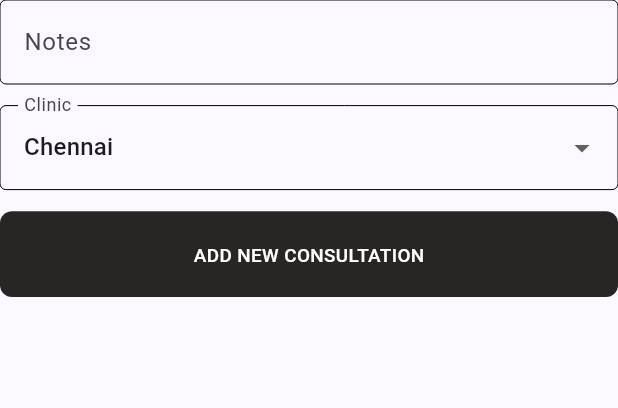
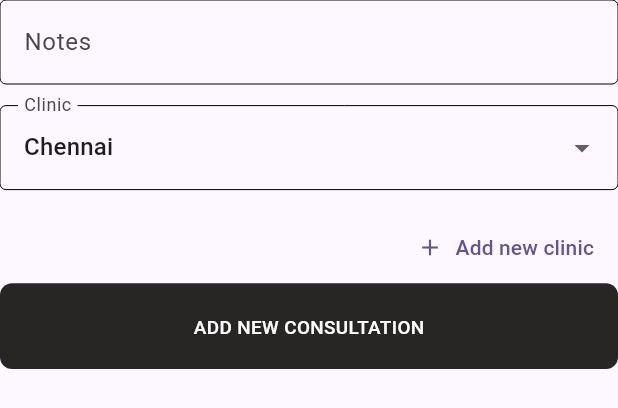
Before and after one commit to dculussoftwares/vilvam.v2, a Flutter app: the AddConsultationForm widget shown alone on an empty page, opened directly with empty values, on a phone screen of 412 x 824 dp. Shown: the top 408 px of the screen. Run offline on Flutter 3.47's test engine with Material 3 defaults, Android fonts, the phone set to English and light mode, and no system bars; drawn by our look-alikes of flutter_animate; our stand-ins replace gap, get_it, go_router, internet_connection_checker, shared_preferences, sized_context and 2 more; missing offline and left inert: extra_alignments, web_startup_analyzer; accounts and stored records are empty; generated files the repository leaves out were written again; Roboto replaces fonts that are missing (Raleway); statements that could not run were skipped.

Commit message:
Fix navigation flow

```diff
--- a/lib/component/_add_consultation_form.dart
+++ b/lib/component/_add_consultation_form.dart
@@ -1,5 +1,6 @@
 import 'package:flutter/material.dart';
 import 'package:flutter_animate/flutter_animate.dart';
+import 'package:go_router/go_router.dart';
 import 'package:material_3_demo/main.dart';
 import 'package:material_3_demo/modal/ClinicDetail.dart';
 import 'package:material_3_demo/modal/Consultation.dart';
@@ -111,6 +112,18 @@ class _AddConsultationFormState extends State<AddConsultationForm> {
                         }).toList(),
                       ),
                       Center(
+                        child: Align(
+                          alignment: Alignment.centerRight,
+                          child: TextButton.icon(
+                            onPressed: () {
+                              GoRouter.of(context).push("/addClinicPage");
+                            },
+                            icon: const Icon(Icons.add),
+                            label: const Text('Add new clinic'),
+                          ),
+                        ),
+                      ),
+                      Center(
                         child: AppBtn.from(
                           expand: true,
                           text: "Add new consultation",
--- a/lib/component/consultation_detail_card.dart
+++ b/lib/component/consultation_detail_card.dart
@@ -51,6 +51,7 @@ class ConsultationDetail extends StatelessWidget {
                               label: const Text('Edit'),
                             ),
                           ),
+                          Gap($styles.insets.lg),
                           InfoRow(
                               "Notes:", clinicConsultation.consultation.notes),
                           InfoRow("Clinic name:",
--- a/lib/component/patient_detail.dart
+++ b/lib/component/patient_detail.dart
@@ -113,12 +113,13 @@ class PatientDetailTableColumn extends StatelessWidget {
                 Center(
                   child: TextButton.icon(
                     onPressed: () {
-                      GoRouter.of(context).go("/editPatientPage/${data!.id}");
+                      GoRouter.of(context).push("/editPatientPage/${data!.id}");
                     },
                     icon: const Icon(Icons.edit),
                     label: const Text('Edit'),
                   ),
                 ),
+                Gap($styles.insets.lg),
                 InfoRow("Name", data!.name),
                 InfoRow("Address", data!.address),
                 InfoRow("Age", data!.age.toString()),
```
